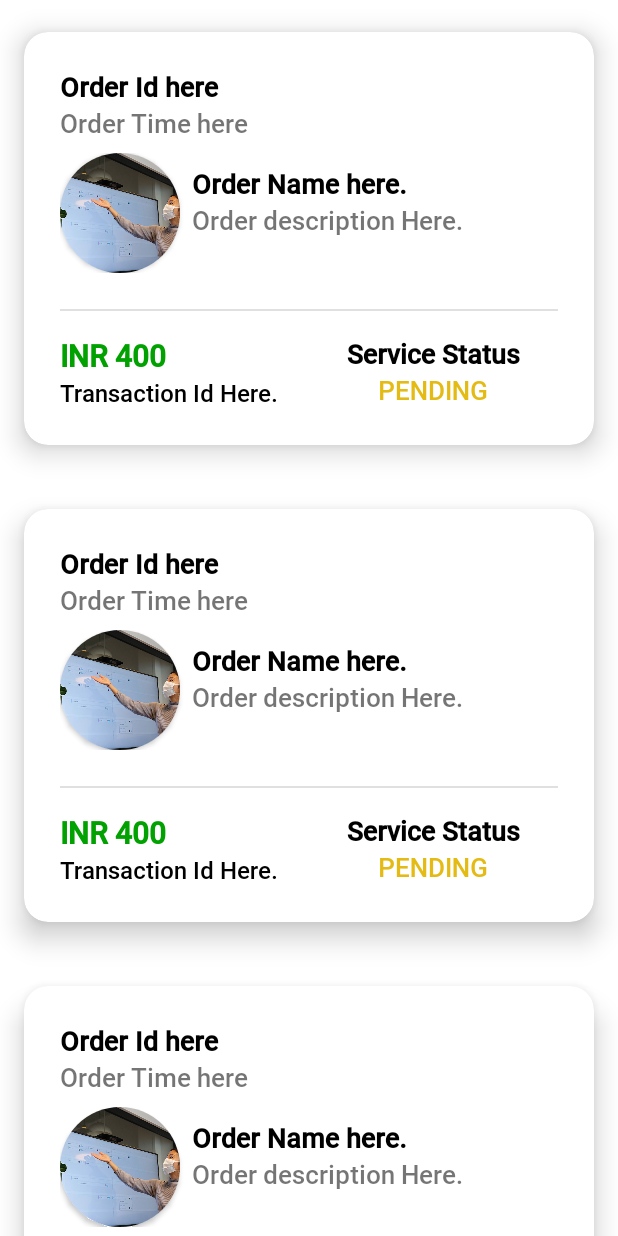
After one commit to helloashishpal/PShiksha, an Android app: the layout activity_your_orders.xml on its own in the app's theme, with its tools: preview values and no code run, on a phone screen of 412 x 824 dp. The commit adds this screen. Run offline under Robolectric (Android 15) with nearby library versions, the phone set to English and light mode, and no system bars.

Commit message:
Orders placement and Transaction Added

```diff
--- a/app/build.gradle
+++ b/app/build.gradle
@@ -44,10 +44,10 @@ dependencies {
     implementation 'com.google.firebase:firebase-database-ktx:20.0.5'
     testImplementation 'junit:junit:4.13.2'
     androidTestImplementation 'androidx.test.ext:junit:1.1.3'
+    implementation 'com.google.firebase:firebase-auth:21.0.6'
     androidTestImplementation 'androidx.test.espresso:espresso-core:3.4.0'
-    implementation 'com.google.firebase:firebase-auth:21.0.6'
+    implementation 'com.razorpay:checkout:1.6.19'
     implementation 'com.github.aabhasr1:OtpView:v1.1.2-ktx'
     implementation 'com.google.android.gms:play-services-safetynet:18.0.1'
-    implementation 'com.github.mukeshsolanki:android-otpview-pinview:3.0.0'
     implementation 'io.github.medyo:android-about-page:2.0.0'
 }
--- a/app/src/main/java/com/example/pshiksha/login/LoginActivity.kt
+++ b/app/src/main/java/com/example/pshiksha/login/LoginActivity.kt
@@ -17,8 +17,6 @@ class LoginActivity : AppCompatActivity() {
 
         supportActionBar?.hide()
 
-//        startActivity(Intent(applicationContext, ServicesActivity::class.java))
-
         binding.continueBtn.setOnClickListener {
             var phoneNumber = binding.phoneNumberEditText.text.toString().trim()
             if (phoneNumber.length < 10) {
--- a/app/src/main/java/com/example/pshiksha/services/ServiceItem.kt
+++ b/app/src/main/java/com/example/pshiksha/services/ServiceItem.kt
@@ -6,6 +6,6 @@ class ServiceItem(
     val title: String,
     val description: String,
     val imageResId: Int,
-    val onClickActivity: Class<*>
-) :
-    Serializable
+    val onClickActivity: Class<*>,
+    val price: Int
+) : Serializable
--- a/app/src/main/java/com/example/pshiksha/utils/Util.kt
+++ b/app/src/main/java/com/example/pshiksha/utils/Util.kt
@@ -4,4 +4,10 @@ object Util {
     const val INTENT_EXTRA_PHONE_NUMBER = "PHONE_NUMBER"
     const val FIREBASE_USER_PROFILE_INFORMATION = "USER PROFILE INFORMATION"
     const val FIREBASE_USER_CONTACT_US = "USER CONTACT US"
+    const val FIREBASE_USER_ORDERS = "ORDERS"
+    const val FIREBASE_USER_TRANSACTIONS= "TRANSACTIONS"
+    const val RAZOR_PAY_API_KEY = "rzp_test_LOb3fSoMD7eiqv"
+    const val RAZOR_PAY_CURRENCY = "INR"
+    const val RAZOR_PAY_PROFILE_PHOTO = "https://firebasestorage.googleapis.com/v0/b/pshiksha-8942a.appspot.com/o/logo.png?alt=media&token=3bd56ad2-7f18-4c68-b945-2cfb51f71de6"
+    const val RAZOR_PAY_THEME_COLOR = "#E4BB14"
 }
--- /dev/null
+++ b/app/src/main/res/layout/activity_your_orders.xml
@@ -0,0 +1,50 @@
+<?xml version="1.0" encoding="utf-8"?>
+<androidx.core.widget.NestedScrollView xmlns:android="http://schemas.android.com/apk/res/android"
+    xmlns:app="http://schemas.android.com/apk/res-auto"
+    xmlns:tools="http://schemas.android.com/tools"
+    android:layout_width="match_parent"
+    android:layout_height="match_parent"
+    tools:context=".services.YourOrdersActivity">
+
+    <LinearLayout
+        android:layout_width="match_parent"
+        android:layout_height="match_parent"
+        android:orientation="vertical">
+
+        <LinearLayout
+            android:layout_width="match_parent"
+            android:layout_height="match_parent"
+            android:orientation="horizontal">
+
+            <ImageButton
+                android:id="@+id/homeUpButton"
+                android:layout_width="50dp"
+                android:layout_height="50dp"
+                android:layout_gravity="center"
+                android:layout_marginVertical="32dp"
+                android:layout_marginStart="16dp"
+                android:layout_marginEnd="8dp"
+                android:background="@drawable/shape_circle_white"
+                android:elevation="4dp"
+                android:src="@drawable/ic_back_ios_24" />
+
+            <TextView
+                android:layout_width="wrap_content"
+                android:layout_height="wrap_content"
+                android:layout_gravity="center"
+                android:text="Your orders"
+                android:textAppearance="@style/TextAppearance.Material3.DisplaySmall"
+                android:textColor="@color/black"
+                android:textStyle="bold" />
+        </LinearLayout>
+
+        <androidx.recyclerview.widget.RecyclerView
+            android:id="@+id/recyclerView"
+            android:layout_width="match_parent"
+            android:layout_height="wrap_content"
+            android:nestedScrollingEnabled="false"
+            android:orientation="vertical"
+            tools:itemCount="6"
+            tools:listitem="@layout/order_item" />
+    </LinearLayout>
+</androidx.core.widget.NestedScrollView>
--- /dev/null
+++ b/app/src/main/res/layout/order_item.xml
@@ -0,0 +1,145 @@
+<?xml version="1.0" encoding="utf-8"?>
+<androidx.cardview.widget.CardView xmlns:android="http://schemas.android.com/apk/res/android"
+    xmlns:app="http://schemas.android.com/apk/res-auto"
+    android:layout_width="match_parent"
+    android:layout_height="wrap_content"
+    app:cardBackgroundColor="@color/white"
+    app:cardCornerRadius="16dp"
+    app:cardElevation="11dp"
+    app:cardUseCompatPadding="true">
+
+    <LinearLayout
+        android:layout_width="match_parent"
+        android:layout_height="match_parent"
+        android:orientation="vertical"
+        android:padding="24dp">
+
+        <TextView
+            android:id="@+id/order_id_text_view"
+            android:layout_width="match_parent"
+            android:layout_height="wrap_content"
+            android:text="Order Id here"
+            android:textColor="@color/black"
+            android:textSize="18sp"
+            android:textStyle="bold" />
+
+        <TextView
+            android:id="@+id/order_date_time_text_view"
+            android:layout_width="match_parent"
+            android:layout_height="wrap_content"
+            android:text="Order Time here"
+            android:textSize="17sp" />
+
+        <LinearLayout
+            android:layout_width="match_parent"
+            android:layout_height="wrap_content"
+            android:orientation="horizontal"
+            android:paddingVertical="8dp">
+
+            <androidx.cardview.widget.CardView
+                android:layout_width="80dp"
+                android:layout_height="80dp"
+                app:cardCornerRadius="999dp">
+
+                <androidx.constraintlayout.utils.widget.ImageFilterView
+                    android:layout_width="match_parent"
+                    android:layout_height="match_parent"
+                    android:scaleType="centerCrop"
+                    android:src="@drawable/ic_service_assignment_file_ppt_report" />
+                <!--                    android:tintMode="multiply"-->
+                <!--                    app:tint="#535353" />-->
+            </androidx.cardview.widget.CardView>
+
+            <LinearLayout
+                android:layout_width="0dp"
+                android:layout_height="match_parent"
+                android:layout_weight="1"
+                android:orientation="vertical"
+                android:padding="8dp">
+
+                <TextView
+                    android:id="@+id/order_name_text_view"
+                    android:layout_width="match_parent"
+                    android:layout_height="wrap_content"
+                    android:text="Order Name here."
+                    android:textColor="@color/black"
+                    android:textSize="18sp"
+                    android:textStyle="bold" />
+
+                <TextView
+                    android:id="@+id/order_data_description_text_view"
+                    android:layout_width="match_parent"
+                    android:layout_height="wrap_content"
+                    android:ellipsize="end"
+                    android:lines="3"
+                    android:maxLines="3"
+                    android:text="Order description Here."
+                    android:textSize="17sp" />
+            </LinearLayout>
+        </LinearLayout>
+
+        <com.google.android.material.divider.MaterialDivider
+            android:layout_width="match_parent"
+            android:layout_height="1dp"
+            android:layout_marginVertical="16dp" />
+
+        <LinearLayout
+            android:layout_width="match_parent"
+            android:layout_height="wrap_content"
+            android:orientation="horizontal">
+
+            <LinearLayout
+                android:layout_width="0dp"
+                android:layout_height="match_parent"
+                android:layout_weight="1"
+                android:orientation="vertical">
+
+                <TextView
+                    android:id="@+id/transaction_price_text_view"
+                    android:layout_width="match_parent"
+                    android:layout_height="wrap_content"
+                    android:text="INR 400"
+                    android:textColor="#00A100"
+                    android:textSize="20sp"
+                    android:textStyle="bold" />
+
+                <TextView
+                    android:id="@+id/transaction_id_text_view"
+                    android:layout_width="match_parent"
+                    android:layout_height="wrap_content"
+                    android:text="Transaction Id Here."
+                    android:textColor="@color/black"
+                    android:textSize="16sp" />
+
+            </LinearLayout>
+
+            <LinearLayout
+                android:layout_width="0dp"
+                android:layout_height="match_parent"
+                android:layout_weight="1"
+                android:orientation="vertical">
+
+                <TextView
+                    android:layout_width="match_parent"
+                    android:layout_height="wrap_content"
+                    android:gravity="center"
+                    android:text="Service Status"
+                    android:textColor="@color/black"
+                    android:textSize="18sp"
+                    android:textStyle="bold" />
+
+                <TextView
+                    android:id="@+id/service_status_text_view"
+                    android:layout_width="match_parent"
+                    android:layout_height="wrap_content"
+                    android:gravity="center"
+                    android:text="PENDING"
+                    android:textColor="@color/yellow_dark"
+                    android:textSize="17sp" />
+            </LinearLayout>
+
+        </LinearLayout>
+
+    </LinearLayout>
+
+</androidx.cardview.widget.CardView>
--- a/app/src/main/res/menu/services_menu.xml
+++ b/app/src/main/res/menu/services_menu.xml
@@ -11,6 +11,10 @@
         app:showAsAction="never" />
 
     <item
+        android:id="@+id/menu_services_your_orders"
+        android:title="Your orders"
+        app:showAsAction="never" />
+    <item
         android:id="@+id/menu_services_log_out"
         android:title="Log out"
         app:showAsAction="never" />
--- a/app/src/main/res/values/themes.xml
+++ b/app/src/main/res/values/themes.xml
@@ -21,6 +21,7 @@
         <item name="android:src">@drawable/ic_back_ios_24</item>
         <item name="android:background">@drawable/shape_circle_white</item>
         <item name="android:layout_marginTop">24dp</item>
+        <item name="elevation">11dp</item>
         <item name="android:layout_marginStart">12dp</item>
     </style>
 
```
Also changed, not shown: app/src/main/AndroidManifest.xml (+8 -0 lines), app/src/main/java/com/example/pshiksha/services/PlaceOrderActivity.kt (added, +138 -0 lines), app/src/main/java/com/example/pshiksha/services/ServicesActivity.kt (+19 -8 lines), app/src/main/java/com/example/pshiksha/services/YourOrdersActivity.kt (added, +62 -0 lines), app/src/main/java/com/example/pshiksha/services/YourOrdersRecyclerViewAdapter.kt (added, +59 -0 lines), app/src/main/java/com/example/pshiksha/services/allServices/MajorMinorProjectActivity.kt (+17 -49 lines), app/src/main/java/com/example/pshiksha/transactions/OrderDetails.java (added, +40 -0 lines), app/src/main/java/com/example/pshiksha/transactions/ServiceTransaction.java (added, +33 -0 lines), app/src/main/res/layout/activity_place_order.xml (added, +95 -0 lines), 1 other file.
